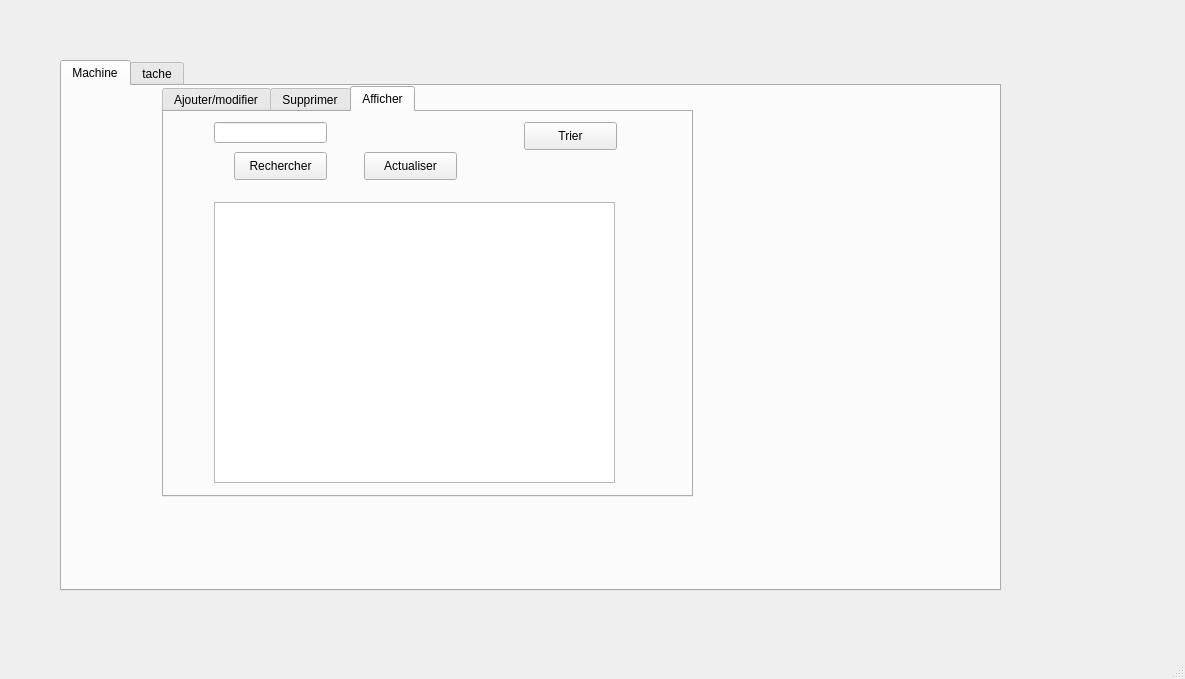
Asma-Mab/Smart_ParentalMonitoringSystem_2A24, file mainwindow.ui: the form before one commit.
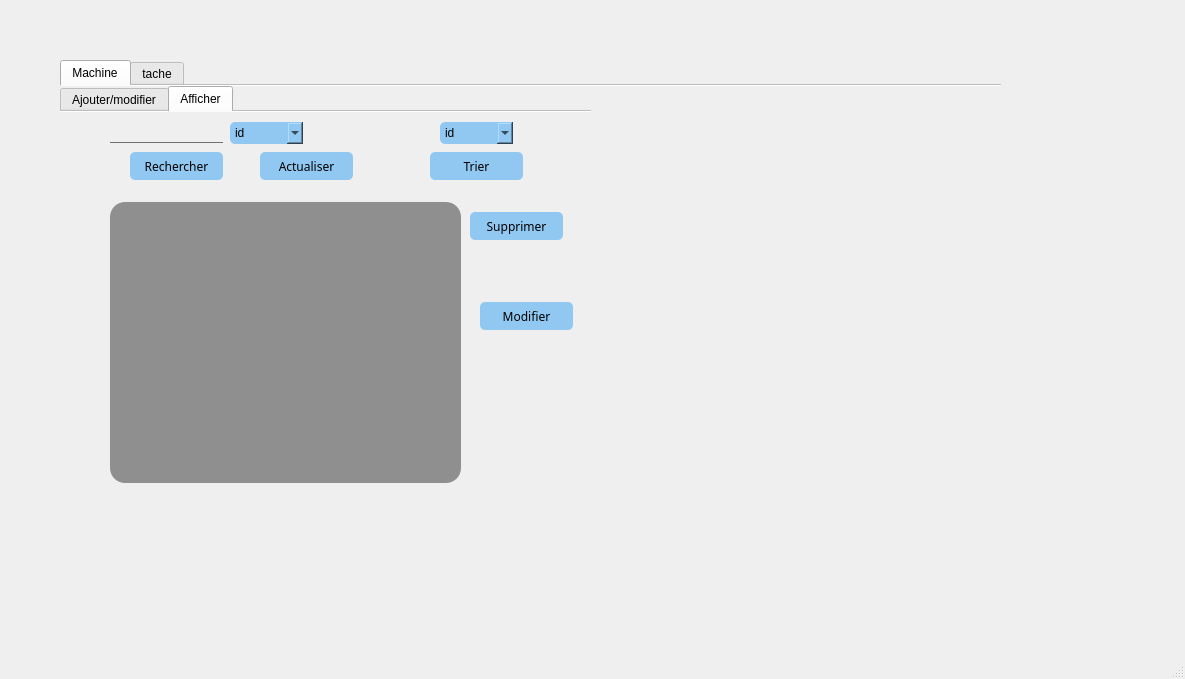
The form after the commit. The open tabs and pages were chosen to show the change.

What changed in the file:
```diff
--- a/mainwindow.ui
+++ b/mainwindow.ui
@@ -13,6 +13,50 @@
   <property name="windowTitle">
    <string>MainWindow</string>
   </property>
+  <property name="styleSheet">
+   <string notr="true">QLabel
+{
+font-family:century-gothic;
+font-size:12px;
+
+background:transparent;
+
+
+}
+QLineEdit
+{
+font-family:century-gothic;
+background:transparent;
+border:none;
+
+border-bottom:1px solid #717072;
+}
+QPushButton
+{
+font-family:century-gothic;
+background-color: rgb(145, 200, 241);
+border-radius:5px;}
+QPushButton:hover
+{
+color:#333;
+background:#49ebff;
+background:rgb(251,187,218);
+}
+QComboBox
+{
+background-color: rgb(145, 200, 241);
+border-radius:5px;}
+QDateEdit
+{
+background-color: rgb(145, 200, 241);
+border-radius:5px;}
+QTableView
+{
+background:#333;
+
+background:rgba(0,0,0,0.4);
+border-radius:15px;}</string>
+  </property>
   <widget class="QWidget" name="centralwidget">
    <widget class="QTabWidget" name="tabWidget_2">
     <property name="geometry">
@@ -26,6 +70,9 @@
     <property name="currentIndex">
      <number>1</number>
     </property>
+    <property name="documentMode">
+     <bool>true</bool>
+    </property>
     <widget class="QWidget" name="tab_4">
      <attribute name="title">
       <string>Machine</string>
@@ -33,14 +80,17 @@
      <widget class="QTabWidget" name="tabWidget">
       <property name="geometry">
        <rect>
-        <x>100</x>
+        <x>0</x>
         <y>0</y>
         <width>531</width>
         <height>411</height>
        </rect>
       </property>
       <property name="currentIndex">
-       <number>2</number>
+       <number>1</number>
+      </property>
+      <property name="documentMode">
+       <bool>true</bool>
       </property>
       <widget class="QWidget" name="tab">
        <attribute name="title">
@@ -165,47 +215,6 @@
         </property>
        </widget>
       </widget>
-      <widget class="QWidget" name="tab_2">
-       <attribute name="title">
-        <string>Supprimer</string>
-       </attribute>
-       <widget class="QLineEdit" name="lineEdit_5">
-        <property name="geometry">
-         <rect>
-          <x>110</x>
-          <y>140</y>
-          <width>113</width>
-          <height>22</height>
-         </rect>
-        </property>
-       </widget>
-       <widget class="QPushButton" name="pushButton_3">
-        <property name="geometry">
-         <rect>
-          <x>240</x>
-          <y>140</y>
-          <width>93</width>
-          <height>28</height>
-         </rect>
-        </property>
-        <property name="text">
-         <string>Supprimer</string>
-        </property>
-       </widget>
-       <widget class="QLabel" name="label_14">
-        <property name="geometry">
-         <rect>
-          <x>50</x>
-          <y>140</y>
-          <width>56</width>
-          <height>16</height>
-         </rect>
-        </property>
-        <property name="text">
-         <string>ID</string>
-        </property>
-       </widget>
-      </widget>
       <widget class="QWidget" name="tab_3">
        <attribute name="title">
         <string>Afficher</string>
@@ -215,7 +224,7 @@
          <rect>
           <x>50</x>
           <y>90</y>
-          <width>401</width>
+          <width>351</width>
           <height>281</height>
          </rect>
         </property>
@@ -223,8 +232,8 @@
        <widget class="QPushButton" name="pushButton_4">
         <property name="geometry">
          <rect>
-          <x>360</x>
-          <y>10</y>
+          <x>370</x>
+          <y>40</y>
           <width>93</width>
           <height>28</height>
          </rect>
@@ -269,6 +278,82 @@
          <string>Actualiser</string>
         </property>
        </widget>
+       <widget class="QComboBox" name="comboBox">
+        <property name="geometry">
+         <rect>
+          <x>170</x>
+          <y>10</y>
+          <width>73</width>
+          <height>22</height>
+         </rect>
+        </property>
+        <item>
+         <property name="text">
+          <string>id</string>
+         </property>
+        </item>
+        <item>
+         <property name="text">
+          <string>description</string>
+         </property>
+        </item>
+        <item>
+         <property name="text">
+          <string>nom</string>
+         </property>
+        </item>
+       </widget>
+       <widget class="QComboBox" name="comboBox_2">
+        <property name="geometry">
+         <rect>
+          <x>380</x>
+          <y>10</y>
+          <width>73</width>
+          <height>22</height>
+         </rect>
+        </property>
+        <item>
+         <property name="text">
+          <string>id</string>
+         </property>
+        </item>
+        <item>
+         <property name="text">
+          <string>nom</string>
+         </property>
+        </item>
+        <item>
+         <property name="text">
+          <string>description</string>
+         </property>
+        </item>
+       </widget>
+       <widget class="QPushButton" name="pushButton_3">
+        <property name="geometry">
+         <rect>
+          <x>410</x>
+          <y>100</y>
+          <width>93</width>
+          <height>28</height>
+         </rect>
+        </property>
+        <property name="text">
+         <string>Supprimer</string>
+        </property>
+       </widget>
+       <widget class="QPushButton" name="pushButton_11">
+        <property name="geometry">
+         <rect>
+          <x>420</x>
+          <y>190</y>
+          <width>93</width>
+          <height>28</height>
+         </rect>
+        </property>
+        <property name="text">
+         <string>Modifier</string>
+        </property>
+       </widget>
       </widget>
      </widget>
     </widget>
@@ -503,47 +588,6 @@
         </property>
        </widget>
       </widget>
-      <widget class="QWidget" name="tab_7">
-       <attribute name="title">
-        <string>Supprimer</string>
-       </attribute>
-       <widget class="QLineEdit" name="lineEdit_11">
-        <property name="geometry">
-         <rect>
-          <x>110</x>
-          <y>140</y>
-          <width>113</width>
-          <height>22</height>
-         </rect>
-        </property>
-       </widget>
-       <widget class="QPushButton" name="pushButton_9">
-        <property name="geometry">
-         <rect>
-          <x>240</x>
-          <y>140</y>
-          <width>93</width>
-          <height>28</height>
-         </rect>
-        </property>
-        <property name="text">
-         <string>Supprimer</string>
-        </property>
-       </widget>
-       <widget class="QLabel" name="label_13">
-        <property name="geometry">
-         <rect>
-          <x>40</x>
-          <y>140</y>
-          <width>56</width>
-          <height>16</height>
-         </rect>
-        </property>
-        <property name="text">
-         <string>ID</string>
-        </property>
-       </widget>
-      </widget>
       <widget class="QWidget" name="tab_8">
        <attribute name="title">
         <string>Afficher</string>
@@ -575,6 +619,21 @@
      </widget>
     </widget>
    </widget>
+   <widget class="QLabel" name="label_13">
+    <property name="geometry">
+     <rect>
+      <x>0</x>
+      <y>0</y>
+      <width>1185</width>
+      <height>679</height>
+     </rect>
+    </property>
+    <property name="text">
+     <string/>
+    </property>
+   </widget>
+   <zorder>label_13</zorder>
+   <zorder>tabWidget_2</zorder>
   </widget>
   <widget class="QMenuBar" name="menubar">
    <property name="geometry">
```
Left out of the diff: 31 changed lines with no effect on the pictures.
